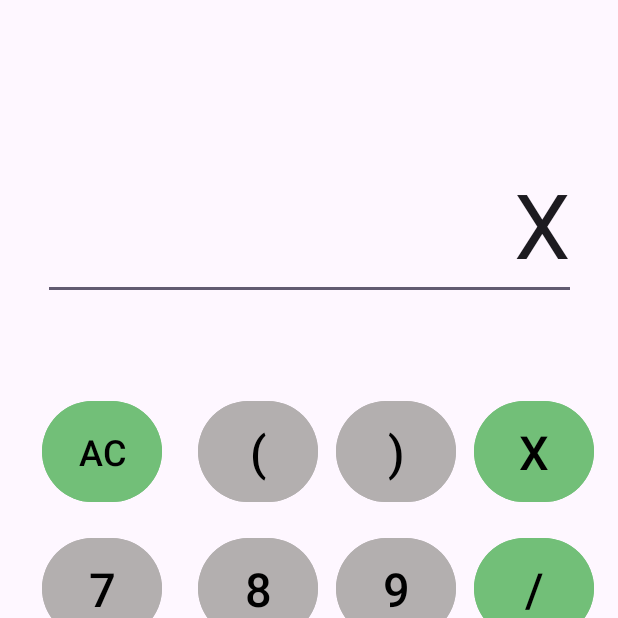
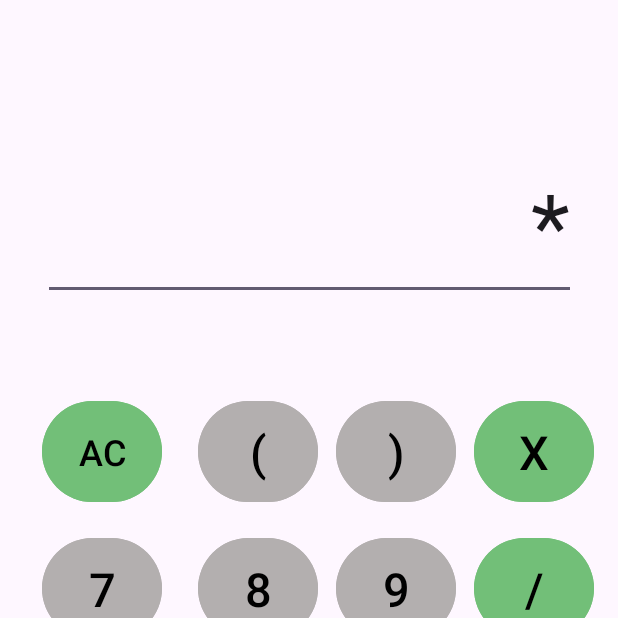
Before and after one commit to ST10085670/BuggyBank, an Android app: the fragment CalculatorFragment shown on its own in the app's theme, after a tap on an icon or button, on a phone screen of 412 x 824 dp, the top half of it. Run offline under Robolectric (Android 15) with nearby library versions, the phone set to English and light mode, and no system bars.

```diff
--- a/app/src/main/java/vcmsa/projects/buggybank/CalculatorFragment.kt
+++ b/app/src/main/java/vcmsa/projects/buggybank/CalculatorFragment.kt
@@ -32,7 +32,7 @@ class CalculatorFragment : Fragment() {
             R.id.btnNine to "9",
             R.id.btnPlus to "+",
             R.id.btnMinus to "-",
-            R.id.btnMultiply to "X",
+            R.id.btnMultiply to "*",
             R.id.btnDivide to "/",
             R.id.btnOpenBracket to "(",
             R.id.btnCloseBracket to ")",
```
